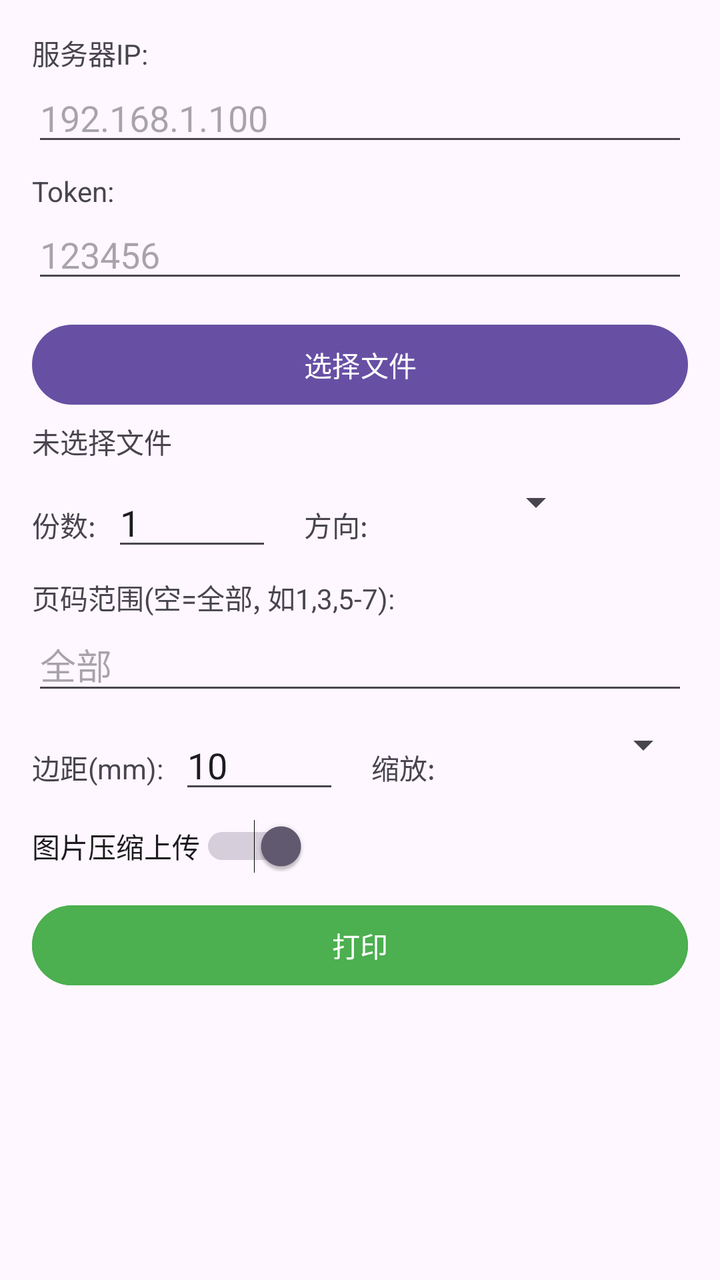
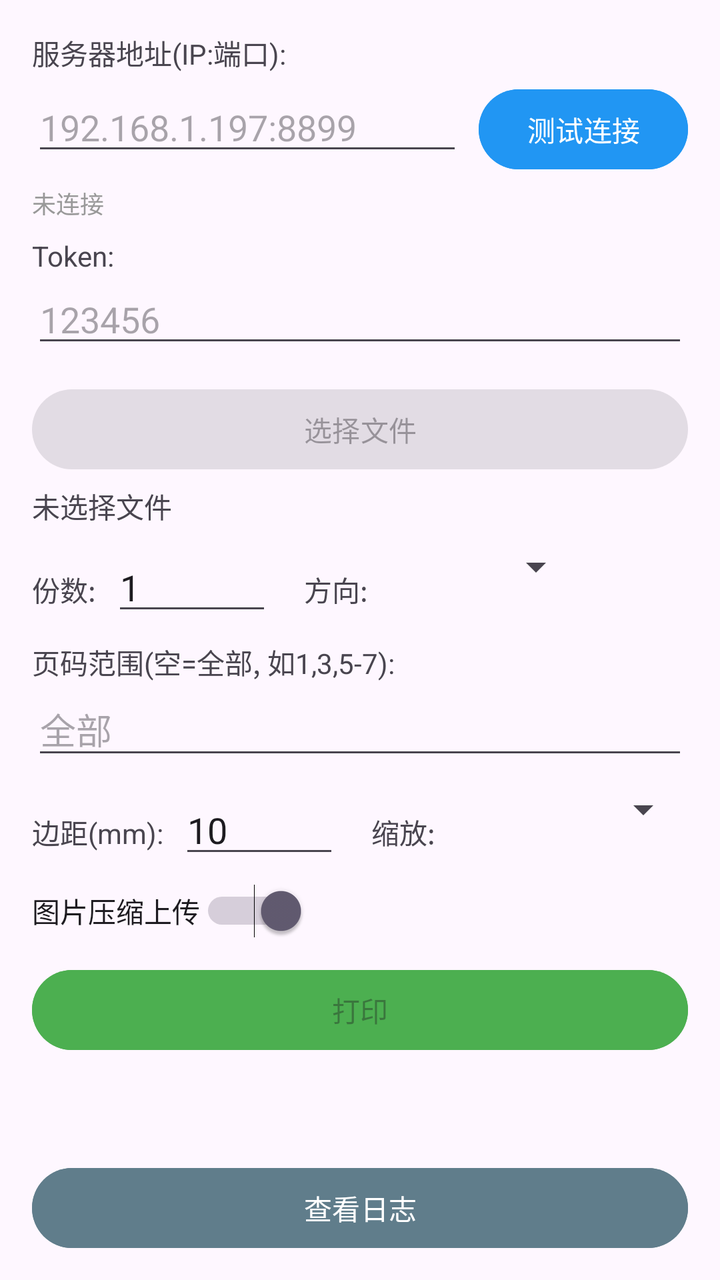

Compare the two renders of this Android layout. The source of the first and the diff that turns it into the second are given below.
<!-- AndroidManifest.xml: application theme Theme.Material3.DayNight -->
<!-- res/layout/activity_main.xml -->
<?xml version="1.0" encoding="utf-8"?>
<ScrollView xmlns:android="http://schemas.android.com/apk/res/android"
    android:layout_width="match_parent" android:layout_height="match_parent"
    android:padding="16dp">
    <LinearLayout android:layout_width="match_parent" android:layout_height="wrap_content"
        android:orientation="vertical">

        <TextView android:layout_width="wrap_content" android:layout_height="wrap_content"
            android:text="服务器IP:" android:textSize="14sp"/>
        <EditText android:id="@+id/etServerIp" android:layout_width="match_parent"
            android:layout_height="wrap_content" android:hint="192.168.1.100" android:inputType="text"/>

        <TextView android:layout_width="wrap_content" android:layout_height="wrap_content"
            android:text="Token:" android:textSize="14sp" android:layout_marginTop="8dp"/>
        <EditText android:id="@+id/etToken" android:layout_width="match_parent"
            android:layout_height="wrap_content" android:hint="123456" android:inputType="text"/>

        <Button android:id="@+id/btnSelectFile" android:layout_width="match_parent"
            android:layout_height="wrap_content" android:text="选择文件" android:layout_marginTop="12dp"/>
        <TextView android:id="@+id/tvFileName" android:layout_width="wrap_content"
            android:layout_height="wrap_content" android:text="未选择文件" android:layout_marginTop="4dp"/>

        <LinearLayout android:layout_width="match_parent" android:layout_height="wrap_content"
            android:orientation="horizontal" android:layout_marginTop="8dp">
            <TextView android:layout_width="wrap_content" android:layout_height="wrap_content"
                android:text="份数:" android:layout_marginEnd="8dp"/>
            <EditText android:id="@+id/etCopies" android:layout_width="80dp"
                android:layout_height="wrap_content" android:text="1" android:inputType="number"/>
            <TextView android:layout_width="wrap_content" android:layout_height="wrap_content"
                android:text="方向:" android:layout_marginStart="16dp" android:layout_marginEnd="8dp"/>
            <Spinner android:id="@+id/spOrientation" android:layout_width="100dp"
                android:layout_height="wrap_content"/>
        </LinearLayout>

        <TextView android:layout_width="wrap_content" android:layout_height="wrap_content"
            android:text="页码范围(空=全部, 如1,3,5-7):" android:layout_marginTop="8dp"/>
        <EditText android:id="@+id/etPageRange" android:layout_width="match_parent"
            android:layout_height="wrap_content" android:hint="全部" android:inputType="text"/>

        <LinearLayout android:layout_width="match_parent" android:layout_height="wrap_content"
            android:orientation="horizontal" android:layout_marginTop="8dp">
            <TextView android:layout_width="wrap_content" android:layout_height="wrap_content"
                android:text="边距(mm):" android:layout_marginEnd="8dp"/>
            <EditText android:id="@+id/etMargin" android:layout_width="80dp"
                android:layout_height="wrap_content" android:text="10" android:inputType="number"/>
            <TextView android:layout_width="wrap_content" android:layout_height="wrap_content"
                android:text="缩放:" android:layout_marginStart="16dp" android:layout_marginEnd="8dp"/>
            <Spinner android:id="@+id/spScaleMode" android:layout_width="120dp"
                android:layout_height="wrap_content"/>
        </LinearLayout>

        <Switch android:id="@+id/swCompress" android:layout_width="wrap_content"
            android:layout_height="wrap_content" android:text="图片压缩上传"
            android:checked="true" android:layout_marginTop="8dp"/>

        <Button android:id="@+id/btnPrint" android:layout_width="match_parent"
            android:layout_height="wrap_content" android:text="打印"
            android:layout_marginTop="12dp" android:backgroundTint="#4CAF50"/>

        <TextView android:id="@+id/tvStatus" android:layout_width="wrap_content"
            android:layout_height="wrap_content" android:text="" android:layout_marginTop="8dp"
            android:textSize="14sp"/>
    </LinearLayout>
</ScrollView>
<!-- resources referenced by this layout -->
<resources>

</resources>

<!-- the commit's change to res/layout/activity_main.xml (unified diff, before → after) -->
@@ -6,9 +6,19 @@
         android:orientation="vertical">
 
         <TextView android:layout_width="wrap_content" android:layout_height="wrap_content"
-            android:text="服务器IP:" android:textSize="14sp"/>
-        <EditText android:id="@+id/etServerIp" android:layout_width="match_parent"
-            android:layout_height="wrap_content" android:hint="192.168.1.100" android:inputType="text"/>
+            android:text="服务器地址(IP:端口):" android:textSize="14sp"/>
+        <LinearLayout android:layout_width="match_parent" android:layout_height="wrap_content"
+            android:orientation="horizontal" android:layout_marginTop="4dp">
+            <EditText android:id="@+id/etServerAddr" android:layout_width="0dp"
+                android:layout_height="wrap_content" android:layout_weight="1"
+                android:hint="192.168.1.197:8899" android:inputType="text"/>
+            <Button android:id="@+id/btnTestConn" android:layout_width="wrap_content"
+                android:layout_height="wrap_content" android:text="测试连接"
+                android:layout_marginStart="8dp" android:backgroundTint="#2196F3"/>
+        </LinearLayout>
+        <TextView android:id="@+id/tvConnStatus" android:layout_width="wrap_content"
+            android:layout_height="wrap_content" android:text="未连接" android:textSize="12sp"
+            android:textColor="#999" android:layout_marginTop="4dp"/>
 
         <TextView android:layout_width="wrap_content" android:layout_height="wrap_content"
             android:text="Token:" android:textSize="14sp" android:layout_marginTop="8dp"/>
@@ -16,7 +26,8 @@
             android:layout_height="wrap_content" android:hint="123456" android:inputType="text"/>
 
         <Button android:id="@+id/btnSelectFile" android:layout_width="match_parent"
-            android:layout_height="wrap_content" android:text="选择文件" android:layout_marginTop="12dp"/>
+            android:layout_height="wrap_content" android:text="选择文件" android:layout_marginTop="12dp"
+            android:enabled="false"/>
         <TextView android:id="@+id/tvFileName" android:layout_width="wrap_content"
             android:layout_height="wrap_content" android:text="未选择文件" android:layout_marginTop="4dp"/>
 
@@ -55,10 +66,15 @@
 
         <Button android:id="@+id/btnPrint" android:layout_width="match_parent"
             android:layout_height="wrap_content" android:text="打印"
-            android:layout_marginTop="12dp" android:backgroundTint="#4CAF50"/>
+            android:layout_marginTop="12dp" android:backgroundTint="#4CAF50"
+            android:enabled="false"/>
 
         <TextView android:id="@+id/tvStatus" android:layout_width="wrap_content"
             android:layout_height="wrap_content" android:text="" android:layout_marginTop="8dp"
             android:textSize="14sp"/>
+
+        <Button android:id="@+id/btnViewLog" android:layout_width="match_parent"
+            android:layout_height="wrap_content" android:text="查看日志"
+            android:layout_marginTop="24dp" android:backgroundTint="#607D8B"/>
     </LinearLayout>
 </ScrollView>
